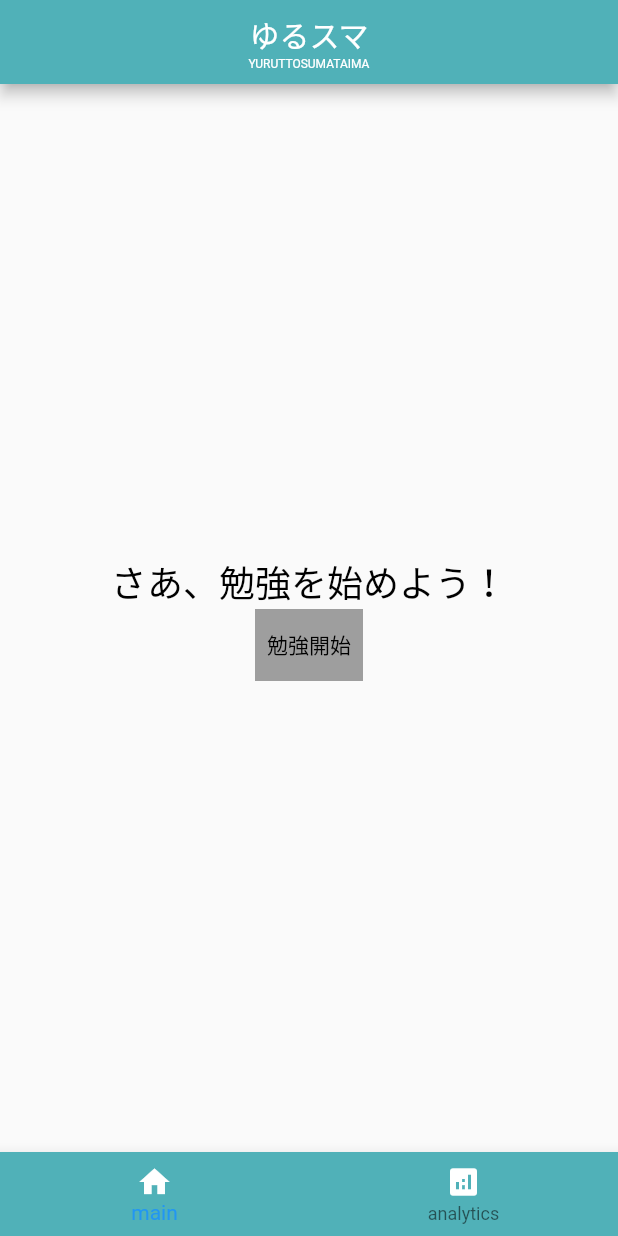
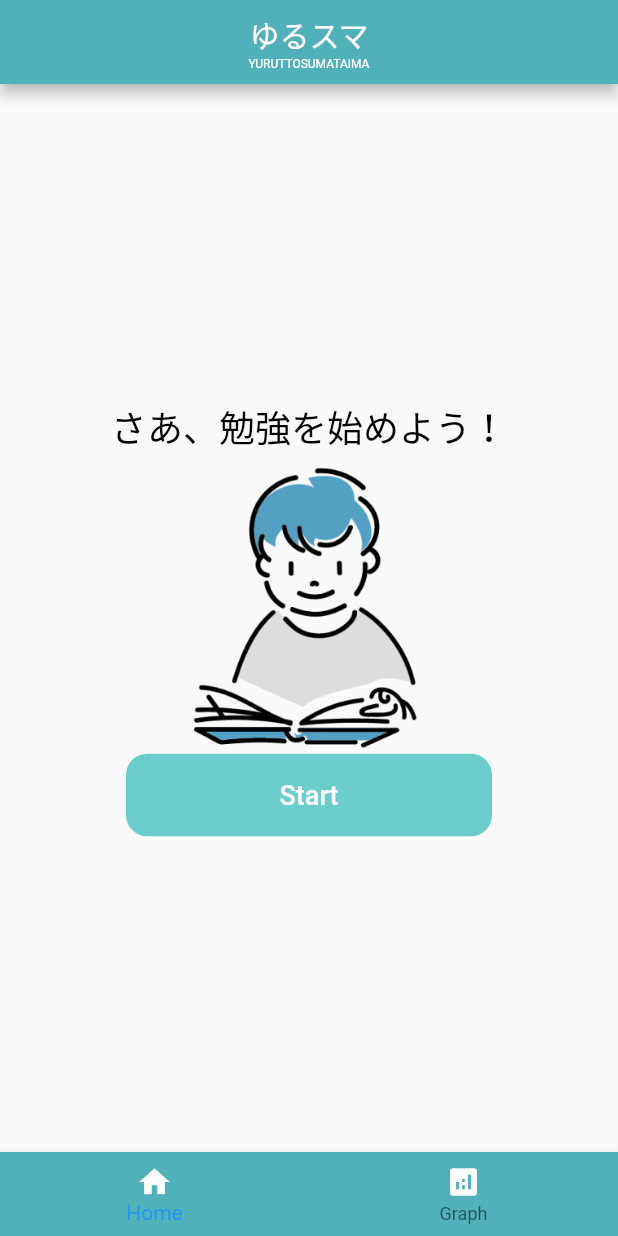
Before and after one commit to spin-spin-ryo/BenesseTeam1, a Flutter app: the screen it shows after launch, on a phone screen of 412 x 824 dp. Run offline on Flutter 3.47's test engine with Material 2 defaults, Android fonts, the phone set to English and light mode, and no system bars; our stand-ins replace charts_flutter, flutter_local_notifications, google_fonts, shared_preferences, timezone.

Commit message:
Complete prototype

```diff
--- a/lib/main.dart
+++ b/lib/main.dart
@@ -1,6 +1,4 @@
 import 'package:flutter/material.dart';
-
-import 'timer/TimerUI.dart';
 import 'ui/home.dart';
 
 void main() {
--- a/lib/ui/home.dart
+++ b/lib/ui/home.dart
@@ -55,16 +55,17 @@ class _Home extends State<Home> with WidgetsBindingObserver{
       if (nowStudying){
         debugPrint("ok");
         LeaveTime = DateTime.now();
-        ShowAlertPlusSecond(0,300,"test1","test2");
-        ShowAlertPlusSecond(1,600,"test1","test2");
-        ShowAlertPlusSecond(2,900,"test1","test2");
-        ShowAlertPlusSecond(3,1200,"test1","test2");
-        ShowAlertPlusSecond(4,1500,"test1","test2");
+
+        ShowAlertPlusSecond(0,10,"スマホ触ってから5分が経ちました","残り時間は${GoalMinute-5}分です");
+        ShowAlertPlusSecond(1,20,"スマホ触ってから10分が経ちました","残り時間は${GoalMinute-10}分です");
+        ShowAlertPlusSecond(2,30,"スマホ触ってから15分が経ちました","残り時間は${GoalMinute-15}分です");
+        ShowAlertPlusSecond(3,40,"スマホ触ってから20分が経ちました","残り時間は${GoalMinute-20}分です");
+        ShowAlertPlusSecond(4,50,"スマホ触ってから25分が経ちました","残り時間は${GoalMinute-25}分です");
       }
     }
 
     if (state == AppLifecycleState.resumed){
-      AccumurateSmartPhoneTime += DateTime.now().difference(LeaveTime).inMinutes;
+      AccumurateSmartPhoneTime += DateTime.now().difference(LeaveTime).inSeconds;
       await flutterLocalNotificationsPlugin.cancelAll();
     }
 
@@ -80,6 +81,7 @@ class _Home extends State<Home> with WidgetsBindingObserver{
       GraphBody(),
     ];
     return Scaffold(
+        resizeToAvoidBottomInset: false,
       appBar: MakeAppbar(),
       body: _pages[pageindex],
       bottomNavigationBar: MakeBottonNavigationBar()
@@ -98,9 +100,14 @@ class _Home extends State<Home> with WidgetsBindingObserver{
               color: Colors.black
             ),
           ),
-
+          Image.asset("images/b08001.png",height: 200,),
           Container(
-            color: box_color,
+            height: 55.0,
+            width: 244.0,
+            decoration: BoxDecoration(
+              color: HexColor("6acdca"),
+              borderRadius: BorderRadius.circular(14.0)
+            ),
             child: TextButton(
               onPressed: () =>
               {
@@ -111,14 +118,15 @@ class _Home extends State<Home> with WidgetsBindingObserver{
                   StartTime = DateTime.now();
                 })
               },
-              child: const Text(
-                "勉強開始",
-                style: TextStyle(
-                    color: Colors.black
+              child: Text(
+                "Start",
+                style:  GoogleFonts.mPlusRounded1c(
+                    color: Colors.white,
+                    fontSize:18.0
+                  )
                 ),
               ),
             ),
-          )
           ],
       ),
     );
@@ -126,15 +134,39 @@ class _Home extends State<Home> with WidgetsBindingObserver{
   Widget StudyingBody() {
     debugPrint(GoalMinute.toString());
     return Center(
-      child: Container(
-        color: box_color,
+      child: Column(
+        mainAxisAlignment: MainAxisAlignment.center,
+        children: [
+          Text(
+            "ファイト！その調子だよ！",
+            style:GoogleFonts.mPlusRounded1c(
+                fontSize: 24.0,
+                color: Colors.black
+            ),
+          ),
+          Image.asset("images/b11501.png",height: 200,),
+          Container(
+            height: 55.0,
+            width: 244.0,
+            decoration: BoxDecoration(
+                color: HexColor("ff70a2"),
+                borderRadius: BorderRadius.circular(14.0)
+            ),
             child: TextButton(
               onPressed: () =>
               {
                 onPressedStudying()
               },
-          child: Text("勉強終了"),
+              child: Text(
+                  "finish",
+                  style:  GoogleFonts.mPlusRounded1c(
+                    color: Colors.white,
+                    fontSize:18.0
+                  )
               ),
+            ),
+          ),
+        ],
       ),
     );
   }
@@ -188,7 +220,7 @@ class _Home extends State<Home> with WidgetsBindingObserver{
                     ),
                     Center(
                       child: Stack(
-                          children: const <Widget>[
+                          children: <Widget>[
                             Center(
                               //文字の背景に線を引く部分
                               child: Text(
@@ -204,7 +236,7 @@ class _Home extends State<Home> with WidgetsBindingObserver{
 
                             Center(
                               child: Text(
-                                "15分!",
+                                "${AccumurateSmartPhoneTime}分!",
                                 style: TextStyle(
                                     fontWeight: FontWeight.bold,
                                     fontSize: 40),
@@ -375,7 +407,7 @@ class _Home extends State<Home> with WidgetsBindingObserver{
         context: context,
         builder: (context){
           return AlertDialog(
-            title: Text("目標時間"),
+            title: Text("目標時間(分)"),
             content: TextField(
               keyboardType: TextInputType.number,
               onChanged: (value) => {
@@ -405,11 +437,11 @@ class _Home extends State<Home> with WidgetsBindingObserver{
       items: const [
         BottomNavigationBarItem(
           icon: Icon(Icons.home,color: Colors.white,),
-          label: 'main',
+          label: 'Home',
         ),
         BottomNavigationBarItem(
           icon: Icon(Icons.analytics,color: Colors.white,),
-          label: 'analytics',
+          label: 'Graph',
         ),
       ],
       backgroundColor: HexColor("50b1b8"),
--- a/pubspec.yaml
+++ b/pubspec.yaml
@@ -64,8 +64,8 @@ flutter:
   uses-material-design: true
 
   # To add assets to your application, add an assets section, like this:
-  # assets:
-  #   - images/a_dot_burr.jpeg
+  assets:
+    - images/
   #   - images/a_dot_ham.jpeg
 
   # An images asset can refer to one or more resolution-specific "variants", see
```
Also changed, not shown: images/b08001.png (renamed from images/b0800 1.png), images/b11501.png (renamed from images/b1150 1.png). Lines whose indentation alone changed are shown as unchanged.
